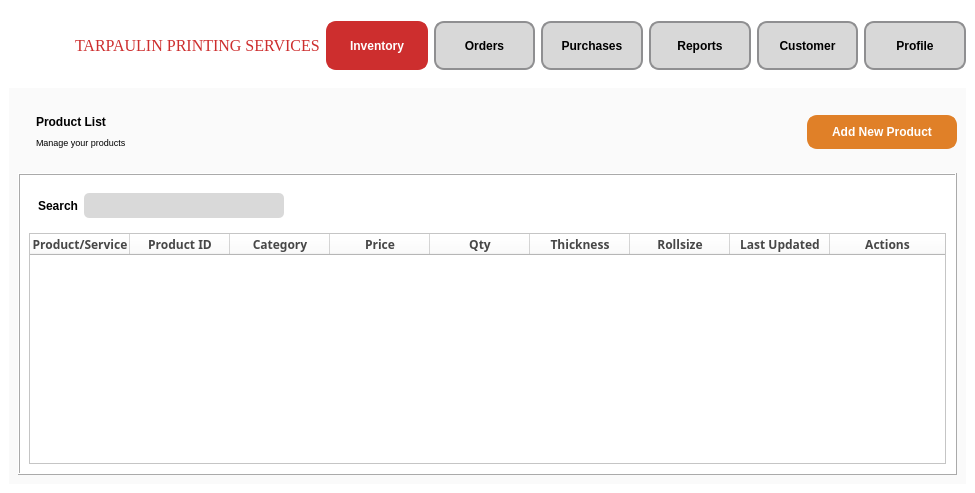
This is Customer.ui in CMacan/MCAV-desktop-app as Qt 5 draws it before an edit. The edited form follows.
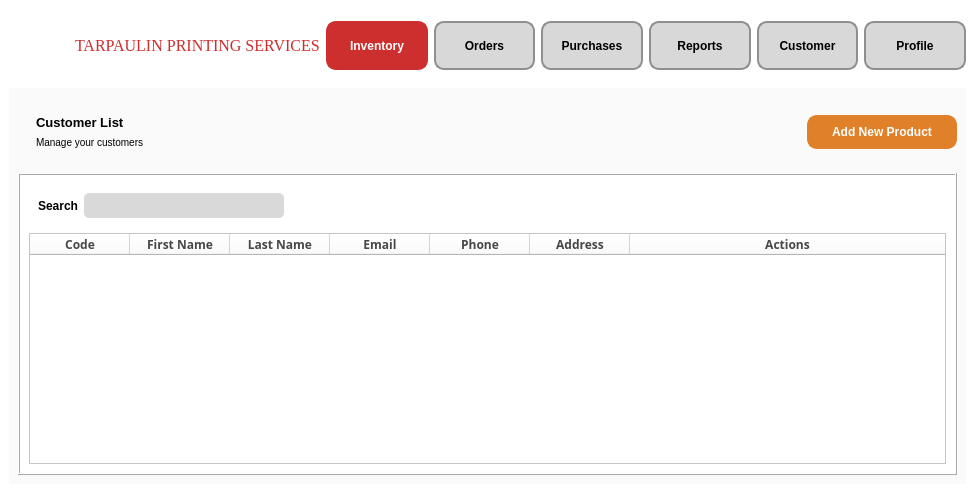
This is the edited form. Icons and pictures are not drawn.

Patch:
```diff
--- a/Customer.ui
+++ b/Customer.ui
@@ -296,10 +296,11 @@
              <item>
               <widget class="QLabel" name="ProductLabel">
                <property name="styleSheet">
-                <string notr="true">font-weight: bold;</string>
+                <string notr="true">font-weight: bold;
+font-size: 13px;</string>
                </property>
                <property name="text">
-                <string>Product List</string>
+                <string>Customer List</string>
                </property>
               </widget>
              </item>
@@ -307,11 +308,14 @@
               <widget class="QLabel" name="manageLabel">
                <property name="font">
                 <font>
-                 <pointsize>7</pointsize>
+                 <pointsize>-1</pointsize>
                 </font>
                </property>
+               <property name="styleSheet">
+                <string notr="true">font-size: 10px;</string>
+               </property>
                <property name="text">
-                <string>Manage your products</string>
+                <string>Manage your customers</string>
                </property>
               </widget>
              </item>
@@ -512,14 +516,20 @@
           <item>
            <widget class="QTableWidget" name="tableWidget">
             <property name="columnCount">
-             <number>9</number>
+             <number>7</number>
             </property>
+            <attribute name="horizontalHeaderCascadingSectionResizes">
+             <bool>false</bool>
+            </attribute>
+            <attribute name="horizontalHeaderShowSortIndicator" stdset="0">
+             <bool>false</bool>
+            </attribute>
             <attribute name="horizontalHeaderStretchLastSection">
              <bool>true</bool>
             </attribute>
             <column>
              <property name="text">
-              <string>Product/Service</string>
+              <string>Code</string>
              </property>
              <property name="font">
               <font>
@@ -542,7 +552,7 @@
             </column>
             <column>
              <property name="text">
-              <string>Product ID</string>
+              <string>First Name</string>
              </property>
              <property name="font">
               <font>
@@ -563,7 +573,7 @@
             </column>
             <column>
              <property name="text">
-              <string>Category</string>
+              <string>Last Name</string>
              </property>
              <property name="font">
               <font>
@@ -585,7 +595,7 @@
             </column>
             <column>
              <property name="text">
-              <string>Price</string>
+              <string>Email</string>
              </property>
              <property name="font">
               <font>
@@ -607,7 +617,7 @@
             </column>
             <column>
              <property name="text">
-              <string>Qty</string>
+              <string>Phone</string>
              </property>
              <property name="font">
               <font>
@@ -629,51 +639,7 @@
             </column>
             <column>
              <property name="text">
-              <string>Thickness</string>
-             </property>
-             <property name="font">
-              <font>
-               <family>Bahnschrift SemiBold</family>
-               <pointsize>9</pointsize>
-               <weight>75</weight>
-               <bold>true</bold>
-              </font>
-             </property>
-             <property name="foreground">
-              <brush brushstyle="SolidPattern">
-               <color alpha="255">
-                <red>71</red>
-                <green>71</green>
-                <blue>71</blue>
-               </color>
-              </brush>
-             </property>
-            </column>
-            <column>
-             <property name="text">
-              <string>Rollsize</string>
-             </property>
-             <property name="font">
-              <font>
-               <family>Bahnschrift SemiBold</family>
-               <pointsize>9</pointsize>
-               <weight>75</weight>
-               <bold>true</bold>
-              </font>
-             </property>
-             <property name="foreground">
-              <brush brushstyle="SolidPattern">
-               <color alpha="255">
-                <red>71</red>
-                <green>71</green>
-                <blue>71</blue>
-               </color>
-              </brush>
-             </property>
-            </column>
-            <column>
-             <property name="text">
-              <string>Last Updated</string>
+              <string>Address</string>
              </property>
              <property name="font">
               <font>
```
